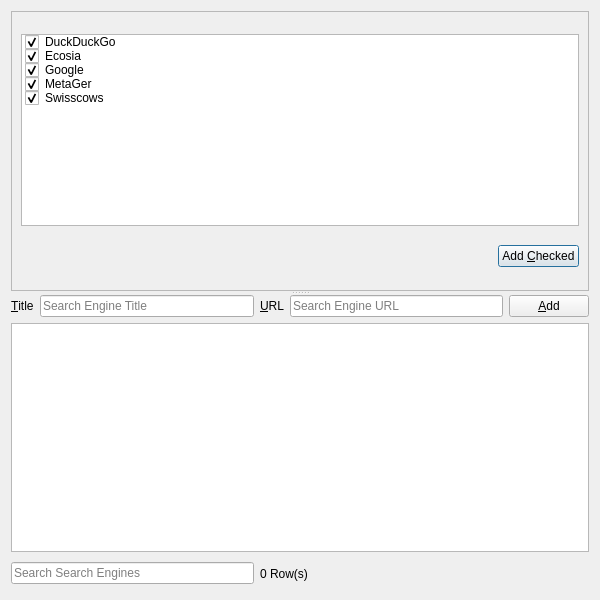
Before: the Qt Designer form UI/dooble_search_engines_popup.ui in textbrowser/dooble, drawn with Qt 5.
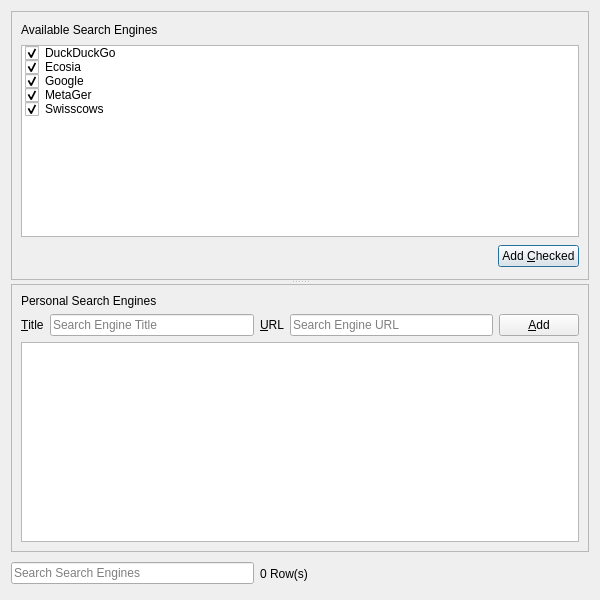
After: the same form once the commit is applied. Icons and pictures are not drawn. Custom widgets are drawn as their Qt base class.

```diff
--- a/UI/dooble_search_engines_popup.ui
+++ b/UI/dooble_search_engines_popup.ui
@@ -17,7 +17,7 @@
    <iconset resource="../Icons/icons.qrc">
     <normaloff>:/Logo/dooble.png</normaloff>:/Logo/dooble.png</iconset>
   </property>
-  <layout class="QVBoxLayout" name="verticalLayout_3">
+  <layout class="QVBoxLayout" name="verticalLayout_4">
    <item>
     <widget class="QSplitter" name="splitter">
      <property name="orientation">
@@ -31,6 +31,19 @@
        <enum>QFrame::Raised</enum>
       </property>
       <layout class="QVBoxLayout" name="verticalLayout_2">
+       <item>
+        <widget class="QLabel" name="label_2">
+         <property name="sizePolicy">
+          <sizepolicy hsizetype="Preferred" vsizetype="Fixed">
+           <horstretch>0</horstretch>
+           <verstretch>0</verstretch>
+          </sizepolicy>
+         </property>
+         <property name="text">
+          <string>Available Search Engines</string>
+         </property>
+        </widget>
+       </item>
        <item>
         <widget class="QListWidget" name="predefined">
          <property name="sizePolicy">
@@ -107,7 +120,22 @@
        </item>
       </layout>
      </widget>
-     <widget class="QWidget" name="">
+     <widget class="QFrame" name="frame_2">
+      <property name="frameShape">
+       <enum>QFrame::StyledPanel</enum>
+      </property>
+      <property name="frameShadow">
+       <enum>QFrame::Raised</enum>
+      </property>
+      <layout class="QVBoxLayout" name="verticalLayout_3">
+       <item>
+        <widget class="QLabel" name="label_3">
+         <property name="text">
+          <string>Personal Search Engines</string>
+         </property>
+        </widget>
+       </item>
+       <item>
       <layout class="QVBoxLayout" name="verticalLayout">
        <item>
         <layout class="QHBoxLayout" name="horizontalLayout_14">
@@ -202,6 +230,8 @@
           <bool>true</bool>
          </attribute>
         </widget>
+         </item>
+        </layout>
        </item>
       </layout>
      </widget>
```
Left out of the diff: 3 changed lines with no effect on the pictures. Lines whose indentation alone changed are shown as unchanged.
